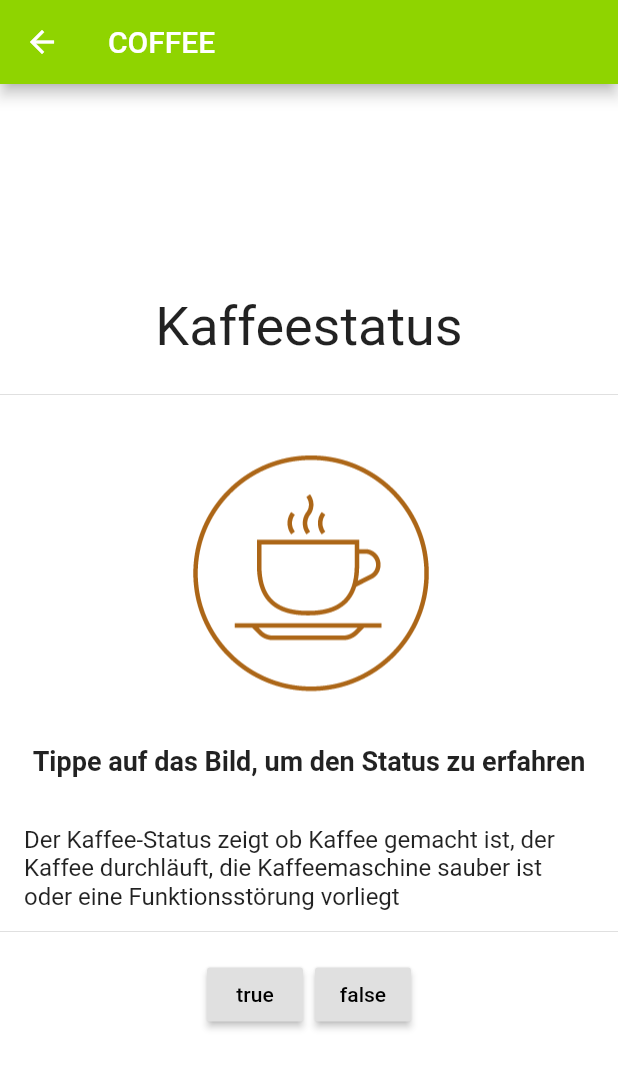
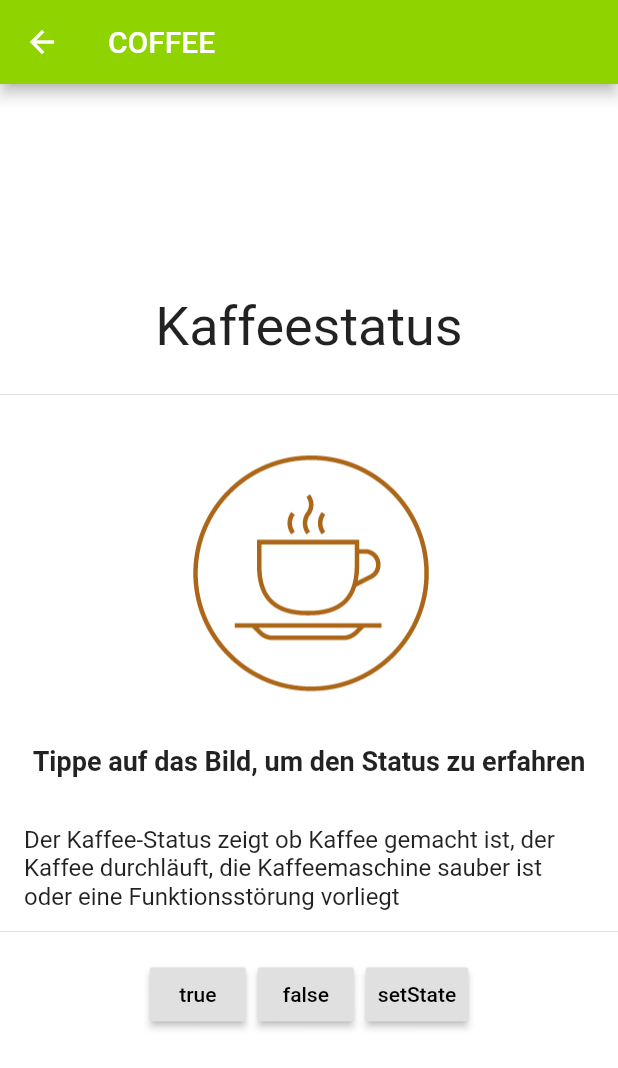
Before and after one commit to faensi/FIWStudiApp, a Flutter app: the screen it shows after launch, in the side drawer, after a tap on "Kaffeemaschine", on a phone screen of 412 x 824 dp. Shown: the top 1068 px of the screen. Run offline on Flutter 3.47's test engine with Material 2 defaults, Android fonts, the phone set to English and light mode, and no system bars; missing offline and left inert: dart:ffi; network calls fail.

Commit message:
change classnames

```diff
--- a/lib/Coffee/KaffeeView.dart
+++ b/lib/Coffee/CoffeeView.dart
@@ -1,6 +1,5 @@
 import 'dart:convert';
 import 'dart:ffi';
-
 import 'package:FIW_Studi_App/Networking/Button.dart';
 import 'package:FIW_Studi_App/Coffee/CoffeeHeadline.dart';
 import 'package:FIW_Studi_App/Coffee/CoffeeText.dart';
@@ -68,6 +67,12 @@ class KaffeeViewState extends State<KaffeeView> {
                   },
                   child: const Text("false"),
                 ),
+                new RaisedButton(
+                  onPressed: () {
+                    setState(() {});
+                  },
+                  child: const Text("setState"),
+                ),
               ],
             ),
             if (globals.isLoggedIn)
--- /dev/null
+++ b/lib/KaimWebview/KaimWVCard.dart
@@ -0,0 +1,55 @@
+import 'package:flutter/material.dart';
+import 'package:FIW_Studi_App/Coffee/CoffeeView.dart';
+import 'package:FIW_Studi_App/Networking/Button.dart';
+import 'package:FIW_Studi_App/globals.dart';
+import 'package:FIW_Studi_App/KaimWebview/KaimWView.dart';
+
+class KaimWVCard extends StatefulWidget {
+  @override
+  State<StatefulWidget> createState() {
+    return KaimWVState();
+  }
+}
+
+class KaimWVState extends State<KaimWVCard> {
+  @override
+  Widget build(BuildContext context) {
+    // macht die "Card" anklickbar
+    return InkWell(
+      onTap: () {
+        Navigator.push(
+          context,
+          MaterialPageRoute(builder: (context) => KaimWView()),
+        );
+      },
+      child: Card(
+        clipBehavior: Clip.antiAlias,
+        child: Column(
+          // Anordnung der Elemente, entweder Horizontal oder Vertikal
+          crossAxisAlignment: CrossAxisAlignment.start,
+          children: <Widget>[
+            // Rellation von Breite und höhe der image
+            AspectRatio(
+              aspectRatio: 18.0 / 11.0,
+              child: Image.asset('Images/unicorn.png'),
+            ),
+            Padding(
+              // genaue Eckdaten von von allen seiten wie groß das feld sein soll
+              padding: EdgeInsets.fromLTRB(16.0, 12.0, 16.0, 8.0),
+              child: Column(
+                // Anordnung der Elemente, entweder Horizontal oder Vertikal
+                crossAxisAlignment: CrossAxisAlignment.start,
+                children: <Widget>[
+                  Divider(
+                    height: 20,
+                  ),
+                  Center(child: Text('KaimVP')),
+                ],
+              ),
+            ),
+          ],
+        ),
+      ),
+    );
+  }
+}
--- a/lib/Networking/Button.dart
+++ b/lib/Networking/Button.dart
@@ -1,6 +1,6 @@
 import 'package:flutter/material.dart';
 import 'package:flutter/material.dart';
-import 'package:FIW_Studi_App/Coffee/KaffeeView.dart';
+import 'package:FIW_Studi_App/Coffee/CoffeeView.dart';
 import 'package:flutter/material.dart';
 import 'dart:async';
 import 'dart:convert';
--- a/lib/UI/NavDrawer.dart
+++ b/lib/UI/NavDrawer.dart
@@ -1,5 +1,5 @@
 import 'package:FIW_Studi_App/FSnews/FSnewsView.dart';
-import 'package:FIW_Studi_App/Coffee/KaffeeView.dart';
+import 'package:FIW_Studi_App/Coffee/CoffeeView.dart';
 import 'package:FIW_Studi_App/UI/Colors.dart';
 import 'package:FIW_Studi_App/Vorlesungsplaner/VorlesungsplanerView.dart';
 import 'package:flutter/material.dart';
```
